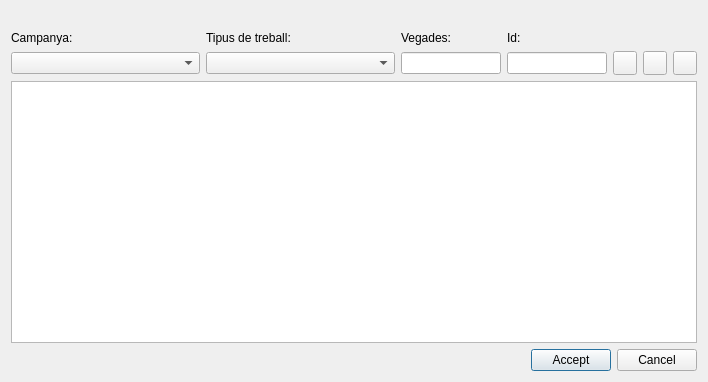
The window that ui/planning_unit.ui (bgeo-gis/treemanage_qgis_pluggin) describes before a commit, drawn with Qt 5.
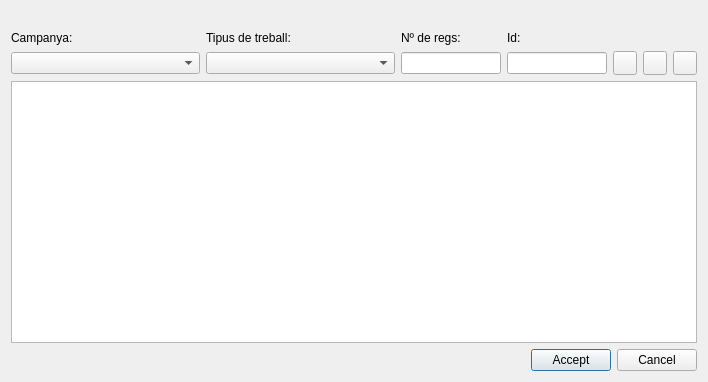
The same window after the commit. Icons and pictures are not drawn.

Diff of the .ui file:
```diff
--- a/ui/planning_unit.ui
+++ b/ui/planning_unit.ui
@@ -131,7 +131,7 @@
      <item row="0" column="2">
       <widget class="QLabel" name="label_3">
        <property name="text">
-        <string>Vegades:</string>
+        <string>Nº de regs:</string>
        </property>
       </widget>
      </item>
```
